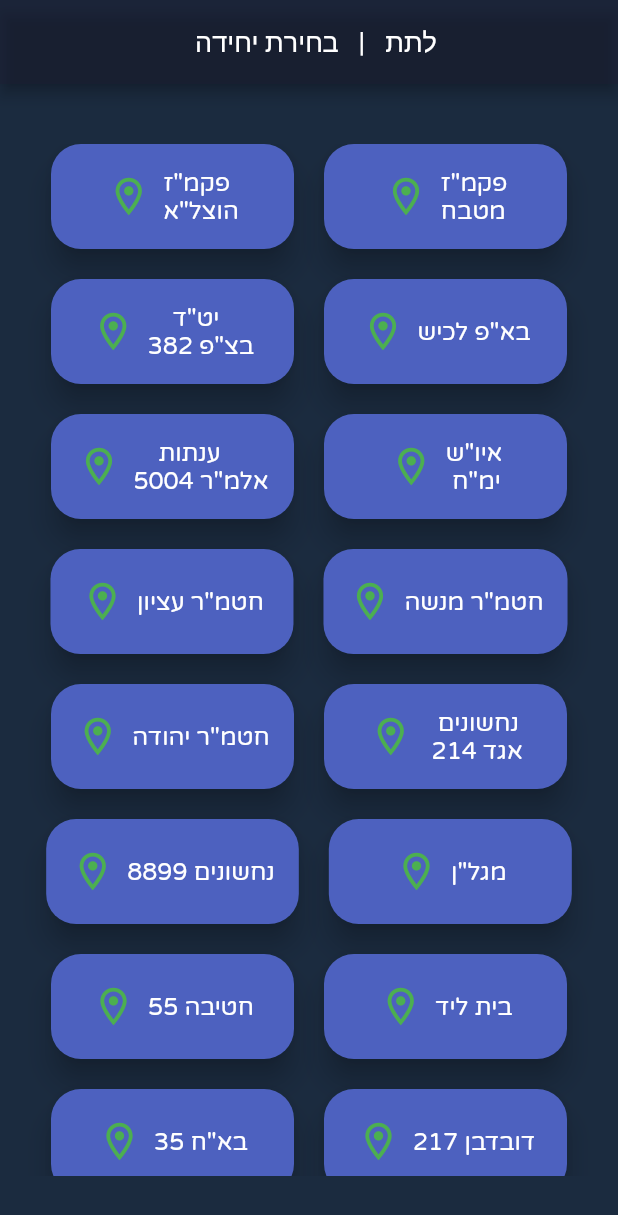
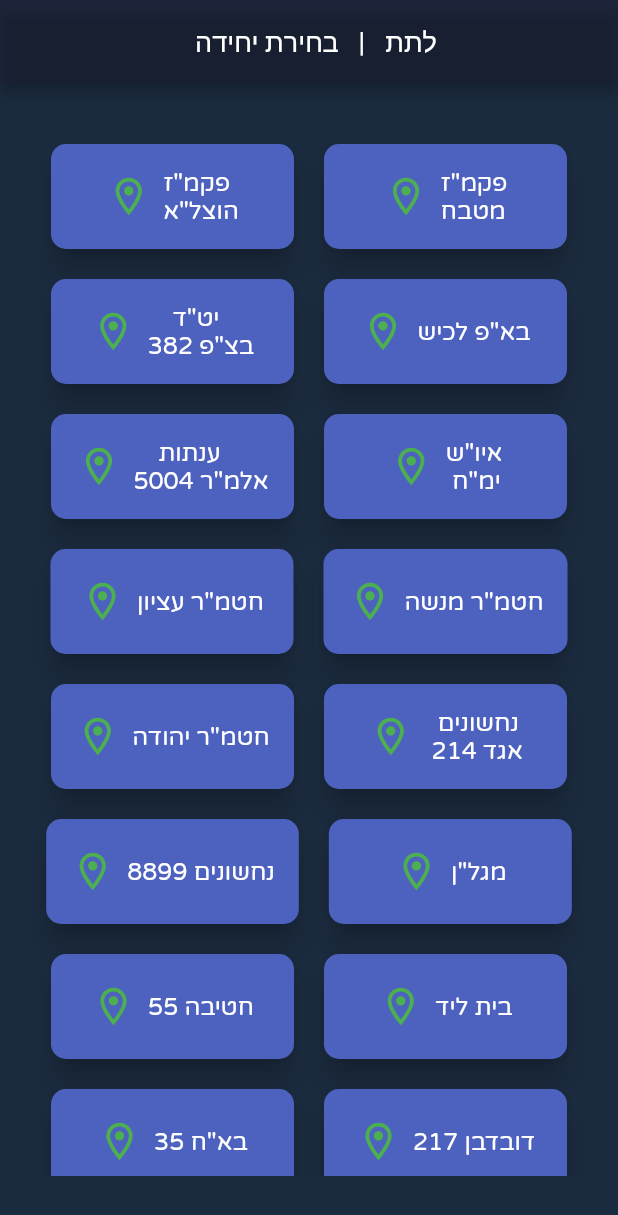
Before and after one commit to RonBarzilay/Latet-App, a Flutter app: the screen it shows after launch, on a phone screen of 412 x 824 dp. Shown: the top 1215 px of the screen. Run offline on Flutter 3.47's test engine with Material 2 defaults, Android fonts, the phone set to English and light mode, and no system bars; our stand-ins replace socket_io_client; missing offline and left inert: card_settings.

Commit message:
Volunteer details_win is completed + all packages work. This is the end of this branch.

```diff
--- a/LatetClient/lib/designedWidgets/button.dart
+++ b/LatetClient/lib/designedWidgets/button.dart
@@ -63,7 +63,7 @@ class Button extends ElevatedButton {
               textStyle:
                   TextStyle(fontFamily: 'VarelaRound-Regular', fontSize: 16.0),
               shape: RoundedRectangleBorder(
-                  borderRadius: BorderRadius.circular(20.0)),
+                  borderRadius: BorderRadius.circular(10.0)),
               minimumSize: Size(162, 70)),
           focusNode: focusNode,
           autofocus: autofocus,
@@ -104,7 +104,7 @@ class Button extends ElevatedButton {
               textStyle:
                   TextStyle(fontFamily: 'VarelaRound-Regular', fontSize: 16.0),
               shape: RoundedRectangleBorder(
-                  borderRadius: BorderRadius.circular(20.0)),
+                  borderRadius: BorderRadius.circular(10.0)),
               minimumSize: Size(300, 70)),
           focusNode: focusNode,
           autofocus: autofocus,
@@ -147,7 +147,7 @@ class Button extends ElevatedButton {
               textStyle:
                   TextStyle(fontFamily: 'VarelaRound-Regular', fontSize: 16.0),
               shape: RoundedRectangleBorder(
-                  borderRadius: BorderRadius.circular(20.0)),
+                  borderRadius: BorderRadius.circular(10.0)),
               minimumSize: Size(300, 70)),
           focusNode: focusNode,
           autofocus: autofocus,
--- a/LatetClient/pubspec.yaml
+++ b/LatetClient/pubspec.yaml
@@ -31,6 +31,7 @@ dependencies:
     sdk: flutter
 
 
+
   # The following adds the Cupertino Icons font to your application.
   # Use with the CupertinoIcons class for iOS style icons.
   cupertino_icons: ^1.0.2
@@ -38,6 +39,7 @@ dependencies:
   async: ^2.8.2
   socket_io_client: ^1.0.2
   card_settings: ^3.0.1
+  intl: ^0.17.0
 
 
 dev_dependencies:
```
Also changed, not shown: LatetClient/pubspec.lock.
